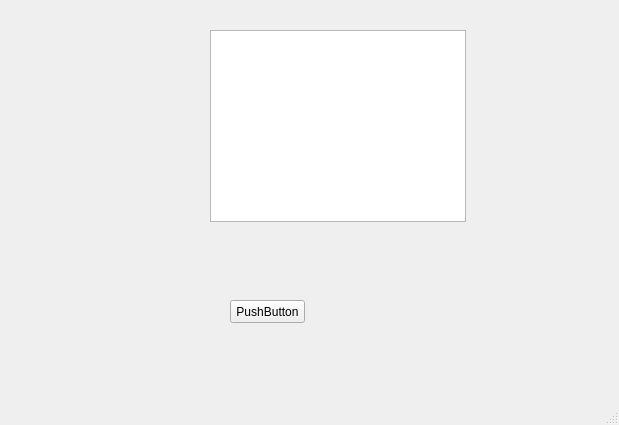
Before: the Qt Designer form untitled.ui in Apolsid/mi_e20, drawn with Qt 5.
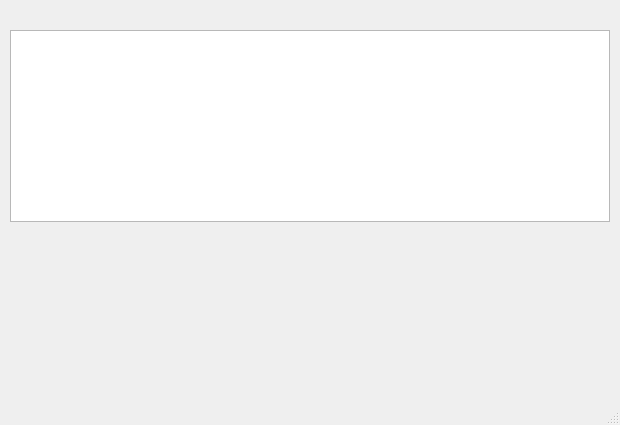
After: the same form once the commit is applied.

Diff of the .ui file:
```diff
--- a/untitled.ui
+++ b/untitled.ui
@@ -6,7 +6,7 @@
    <rect>
     <x>0</x>
     <y>0</y>
-    <width>619</width>
+    <width>620</width>
     <height>425</height>
    </rect>
   </property>
@@ -20,25 +20,12 @@
    <string>Package manager (XiaoWa E20)</string>
   </property>
   <widget class="QWidget" name="centralwidget">
-   <widget class="QPushButton" name="pushButton">
-    <property name="geometry">
-     <rect>
-      <x>230</x>
-      <y>300</y>
-      <width>75</width>
-      <height>23</height>
-     </rect>
-    </property>
-    <property name="text">
-     <string>PushButton</string>
-    </property>
-   </widget>
    <widget class="QListWidget" name="listWidget">
     <property name="geometry">
      <rect>
-      <x>210</x>
+      <x>10</x>
       <y>30</y>
-      <width>256</width>
+      <width>600</width>
       <height>192</height>
      </rect>
     </property>
```
Left out of the diff: 2 changed lines with no effect on the pictures.
